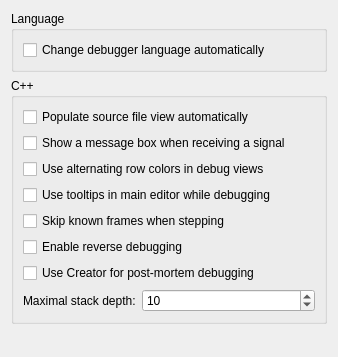
This is src/plugins/debugger/commonoptionspage.ui in qt-creator/qt-creator as Qt 5 draws it before an edit. The edited form follows.
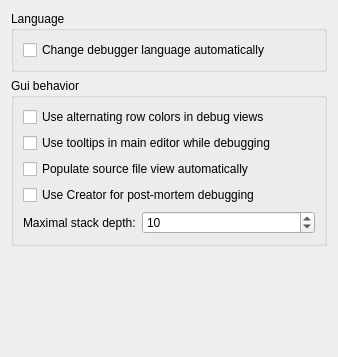
This is the edited form.

```diff
--- a/src/plugins/debugger/commonoptionspage.ui
+++ b/src/plugins/debugger/commonoptionspage.ui
@@ -33,10 +33,10 @@
    <item>
     <widget class="QGroupBox" name="groupBox">
      <property name="title">
-      <string>C++</string>
+      <string>Gui behavior</string>
      </property>
      <layout class="QFormLayout" name="formLayout">
-      <item row="0" column="0" colspan="2">
+      <item row="2" column="0" colspan="2">
        <widget class="QCheckBox" name="checkBoxListSourceFiles">
         <property name="toolTip">
          <string>Checking this will populate the source file view automatically but might slow down debugger startup considerably.</string>
@@ -46,46 +46,21 @@
         </property>
        </widget>
       </item>
-      <item row="1" column="0" colspan="2">
-       <widget class="QCheckBox" name="checkBoxUseMessageBoxForSignals">
-        <property name="text">
-         <string>Show a message box when receiving a signal</string>
-        </property>
-       </widget>
-      </item>
-      <item row="2" column="0" colspan="2">
+      <item row="0" column="0" colspan="2">
        <widget class="QCheckBox" name="checkBoxUseAlternatingRowColors">
         <property name="text">
          <string>Use alternating row colors in debug views</string>
         </property>
        </widget>
       </item>
-      <item row="3" column="0" colspan="2">
+      <item row="1" column="0" colspan="2">
        <widget class="QCheckBox" name="checkBoxUseToolTipsInMainEditor">
         <property name="text">
          <string>Use tooltips in main editor while debugging</string>
         </property>
        </widget>
       </item>
-      <item row="4" column="0" colspan="2">
-       <widget class="QCheckBox" name="checkBoxSkipKnownFrames">
-        <property name="toolTip">
-         <string>When this option is checked, 'Step Into' compresses several steps into one in certain situations, leading to 'less noisy' debugging. So will, e.g., the atomic
- reference counting code be skipped, and a single 'Step Into' for a signal emission will end up directly in the slot connected to it.</string>
-        </property>
-        <property name="text">
-         <string>Skip known frames when stepping</string>
-        </property>
-       </widget>
-      </item>
-      <item row="5" column="0" colspan="2">
-       <widget class="QCheckBox" name="checkBoxEnableReverseDebugging">
-        <property name="text">
-         <string>Enable reverse debugging</string>
-        </property>
-       </widget>
-      </item>
-      <item row="6" column="0" colspan="2">
+      <item row="3" column="0" colspan="2">
        <widget class="QCheckBox" name="checkBoxRegisterForPostMortem">
         <property name="toolTip">
          <string>Register Qt Creator for debugging crashed applications.</string>
@@ -95,14 +70,14 @@
         </property>
        </widget>
       </item>
-      <item row="7" column="0">
+      <item row="4" column="0">
        <widget class="QLabel" name="labelMaximalStackDepth">
         <property name="text">
          <string>Maximal stack depth:</string>
         </property>
        </widget>
       </item>
-      <item row="7" column="1">
+      <item row="4" column="1">
        <widget class="QSpinBox" name="spinBoxMaximalStackDepth">
         <property name="layoutDirection">
          <enum>Qt::LeftToRight</enum>
```
